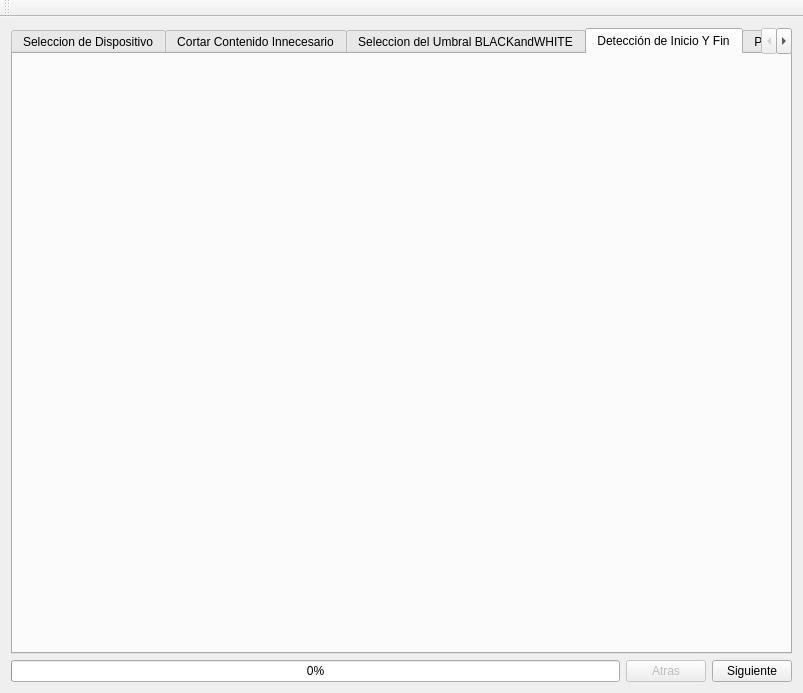
Before: the Qt Designer form ventanaprincipal.ui in dianjuar/ModuloVisionArtifiical_ACO, drawn with Qt 5.
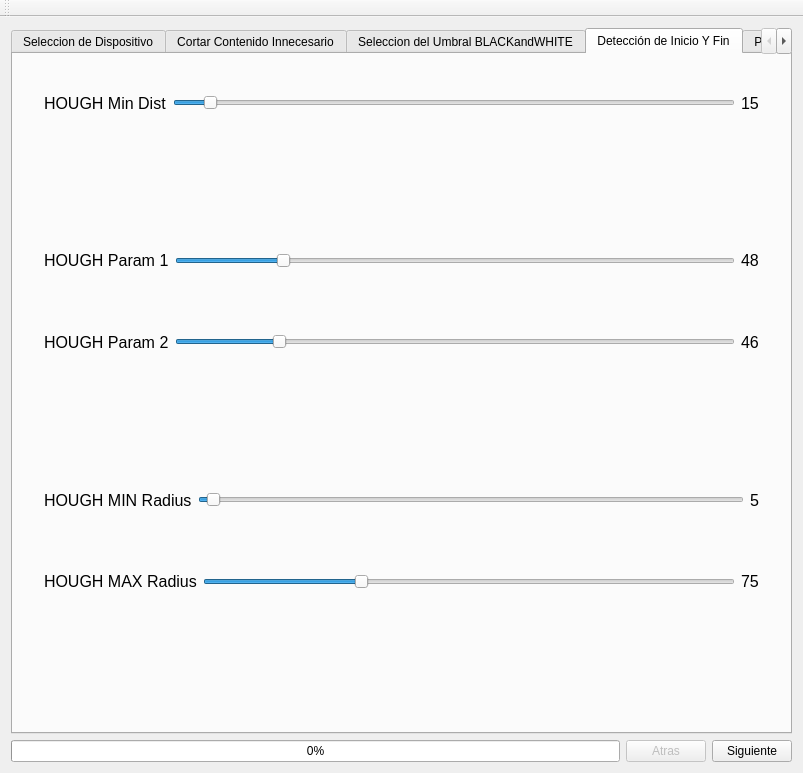
After: the same form once the commit is applied. The open tabs and pages were chosen to show the change. Icons and pictures are not drawn.

Commit message:
Se creo la parte gráfica de la fase 4 de la calibracion.
Modificó la barra de progreso a valores más asertados

```diff
--- a/ventanaprincipal.ui
+++ b/ventanaprincipal.ui
@@ -7,7 +7,7 @@
     <x>0</x>
     <y>0</y>
     <width>803</width>
-    <height>693</height>
+    <height>773</height>
    </rect>
   </property>
   <property name="windowTitle">
@@ -445,6 +445,453 @@
        <attribute name="title">
         <string>Detección de Inicio Y Fin</string>
        </attribute>
+       <layout class="QVBoxLayout" name="verticalLayout_5">
+        <item>
+         <layout class="QHBoxLayout" name="horizontalLayout_9">
+          <item>
+           <spacer name="verticalSpacer_8">
+            <property name="orientation">
+             <enum>Qt::Vertical</enum>
+            </property>
+            <property name="sizeHint" stdset="0">
+             <size>
+              <width>20</width>
+              <height>40</height>
+             </size>
+            </property>
+           </spacer>
+          </item>
+          <item>
+           <widget class="QLabel" name="label_8">
+            <property name="font">
+             <font>
+              <family>Ubuntu</family>
+              <pointsize>12</pointsize>
+             </font>
+            </property>
+            <property name="text">
+             <string>HOUGH Min Dist</string>
+            </property>
+           </widget>
+          </item>
+          <item>
+           <widget class="QSlider" name="slider_CannyU_3">
+            <property name="minimum">
+             <number>1</number>
+            </property>
+            <property name="maximum">
+             <number>255</number>
+            </property>
+            <property name="value">
+             <number>15</number>
+            </property>
+            <property name="orientation">
+             <enum>Qt::Horizontal</enum>
+            </property>
+           </widget>
+          </item>
+          <item>
+           <widget class="QLabel" name="label_9">
+            <property name="font">
+             <font>
+              <family>Ubuntu</family>
+              <pointsize>12</pointsize>
+             </font>
+            </property>
+            <property name="text">
+             <string>15</string>
+            </property>
+           </widget>
+          </item>
+          <item>
+           <spacer name="verticalSpacer_9">
+            <property name="orientation">
+             <enum>Qt::Vertical</enum>
+            </property>
+            <property name="sizeHint" stdset="0">
+             <size>
+              <width>20</width>
+              <height>40</height>
+             </size>
+            </property>
+           </spacer>
+          </item>
+         </layout>
+        </item>
+        <item>
+         <spacer name="verticalSpacer_18">
+          <property name="orientation">
+           <enum>Qt::Vertical</enum>
+          </property>
+          <property name="sizeHint" stdset="0">
+           <size>
+            <width>20</width>
+            <height>40</height>
+           </size>
+          </property>
+         </spacer>
+        </item>
+        <item>
+         <layout class="QHBoxLayout" name="horizontalLayout_10">
+          <item>
+           <spacer name="verticalSpacer_10">
+            <property name="orientation">
+             <enum>Qt::Vertical</enum>
+            </property>
+            <property name="sizeHint" stdset="0">
+             <size>
+              <width>20</width>
+              <height>40</height>
+             </size>
+            </property>
+           </spacer>
+          </item>
+          <item>
+           <widget class="QLabel" name="label_10">
+            <property name="font">
+             <font>
+              <family>Ubuntu</family>
+              <pointsize>12</pointsize>
+             </font>
+            </property>
+            <property name="text">
+             <string>HOUGH Param 1</string>
+            </property>
+           </widget>
+          </item>
+          <item>
+           <widget class="QSlider" name="slider_CannyU_4">
+            <property name="minimum">
+             <number>1</number>
+            </property>
+            <property name="maximum">
+             <number>255</number>
+            </property>
+            <property name="value">
+             <number>48</number>
+            </property>
+            <property name="orientation">
+             <enum>Qt::Horizontal</enum>
+            </property>
+           </widget>
+          </item>
+          <item>
+           <widget class="QLabel" name="label_11">
+            <property name="font">
+             <font>
+              <family>Ubuntu</family>
+              <pointsize>12</pointsize>
+             </font>
+            </property>
+            <property name="text">
+             <string>48</string>
+            </property>
+           </widget>
+          </item>
+          <item>
+           <spacer name="verticalSpacer_11">
+            <property name="orientation">
+             <enum>Qt::Vertical</enum>
+            </property>
+            <property name="sizeHint" stdset="0">
+             <size>
+              <width>20</width>
+              <height>40</height>
+             </size>
+            </property>
+           </spacer>
+          </item>
+         </layout>
+        </item>
+        <item>
+         <layout class="QHBoxLayout" name="horizontalLayout_11">
+          <item>
+           <spacer name="verticalSpacer_12">
+            <property name="orientation">
+             <enum>Qt::Vertical</enum>
+            </property>
+            <property name="sizeHint" stdset="0">
+             <size>
+              <width>20</width>
+              <height>40</height>
+             </size>
+            </property>
+           </spacer>
+          </item>
+          <item>
+           <widget class="QLabel" name="label_12">
+            <property name="font">
+             <font>
+              <family>Ubuntu</family>
+              <pointsize>12</pointsize>
+             </font>
+            </property>
+            <property name="text">
+             <string>HOUGH Param 2</string>
+            </property>
+           </widget>
+          </item>
+          <item>
+           <widget class="QSlider" name="slider_CannyU_5">
+            <property name="minimum">
+             <number>1</number>
+            </property>
+            <property name="maximum">
+             <number>255</number>
+            </property>
+            <property name="value">
+             <number>46</number>
+            </property>
+            <property name="orientation">
+             <enum>Qt::Horizontal</enum>
+            </property>
+           </widget>
+          </item>
+          <item>
+           <widget class="QLabel" name="label_13">
+            <property name="font">
+             <font>
+              <family>Ubuntu</family>
+              <pointsize>12</pointsize>
+             </font>
+            </property>
+            <property name="text">
+             <string>46</string>
+            </property>
+           </widget>
+          </item>
+          <item>
+           <spacer name="verticalSpacer_13">
+            <property name="orientation">
+             <enum>Qt::Vertical</enum>
+            </property>
+            <property name="sizeHint" stdset="0">
+             <size>
+              <width>20</width>
+              <height>40</height>
+             </size>
+            </property>
+           </spacer>
+          </item>
+         </layout>
+        </item>
+        <item>
+         <spacer name="verticalSpacer_19">
+          <property name="orientation">
+           <enum>Qt::Vertical</enum>
+          </property>
+          <property name="sizeHint" stdset="0">
+           <size>
+            <width>20</width>
+            <height>40</height>
+           </size>
+          </property>
+         </spacer>
+        </item>
+        <item>
+         <layout class="QHBoxLayout" name="horizontalLayout_12">
+          <item>
+           <spacer name="verticalSpacer_14">
+            <property name="orientation">
+             <enum>Qt::Vertical</enum>
+            </property>
+            <property name="sizeHint" stdset="0">
+             <size>
+              <width>20</width>
+              <height>40</height>
+             </size>
+            </property>
+           </spacer>
+          </item>
+          <item>
+           <widget class="QLabel" name="label_14">
+            <property name="font">
+             <font>
+              <family>Ubuntu</family>
+              <pointsize>12</pointsize>
+             </font>
+            </property>
+            <property name="text">
+             <string>HOUGH MIN Radius</string>
+            </property>
+           </widget>
+          </item>
+          <item>
+           <widget class="QSlider" name="slider_CannyU_6">
+            <property name="minimum">
+             <number>1</number>
+            </property>
+            <property name="maximum">
+             <number>255</number>
+            </property>
+            <property name="value">
+             <number>5</number>
+            </property>
+            <property name="orientation">
+             <enum>Qt::Horizontal</enum>
+            </property>
+           </widget>
+          </item>
+          <item>
+           <widget class="QLabel" name="label_15">
+            <property name="font">
+             <font>
+              <family>Ubuntu</family>
+              <pointsize>12</pointsize>
+             </font>
+            </property>
+            <property name="text">
+             <string>5</string>
+            </property>
+           </widget>
+          </item>
+          <item>
+           <spacer name="verticalSpacer_15">
+            <property name="orientation">
+             <enum>Qt::Vertical</enum>
+            </property>
+            <property name="sizeHint" stdset="0">
+             <size>
+              <width>20</width>
+              <height>40</height>
+             </size>
+            </property>
+           </spacer>
+          </item>
+         </layout>
+        </item>
+        <item>
+         <layout class="QHBoxLayout" name="horizontalLayout_13">
+          <item>
+           <spacer name="verticalSpacer_16">
+            <property name="orientation">
+             <enum>Qt::Vertical</enum>
+            </property>
+            <property name="sizeHint" stdset="0">
+             <size>
+              <width>20</width>
+              <height>40</height>
+             </size>
+            </property>
+           </spacer>
+          </item>
+          <item>
+           <widget class="QLabel" name="label_16">
+            <property name="font">
+             <font>
+              <family>Ubuntu</family>
+              <pointsize>12</pointsize>
+             </font>
+            </property>
+            <property name="text">
+             <string>HOUGH MAX Radius</string>
+            </property>
+           </widget>
+          </item>
+          <item>
+           <widget class="QSlider" name="slider_CannyU_7">
+            <property name="minimum">
+             <number>1</number>
+            </property>
+            <property name="maximum">
+             <number>255</number>
+            </property>
+            <property name="value">
+             <number>75</number>
+            </property>
+            <property name="orientation">
+             <enum>Qt::Horizontal</enum>
+            </property>
+           </widget>
+          </item>
+          <item>
+           <widget class="QLabel" name="label_17">
+            <property name="font">
+             <font>
+              <family>Ubuntu</family>
+              <pointsize>12</pointsize>
+             </font>
+            </property>
+            <property name="text">
+             <string>75</string>
+            </property>
+           </widget>
+          </item>
+          <item>
+           <spacer name="verticalSpacer_17">
+            <property name="orientation">
+             <enum>Qt::Vertical</enum>
+            </property>
+            <property name="sizeHint" stdset="0">
+             <size>
+              <width>20</width>
+              <height>40</height>
+             </size>
+            </property>
+           </spacer>
+          </item>
+         </layout>
+        </item>
+        <item>
+         <spacer name="verticalSpacer_20">
+          <property name="orientation">
+           <enum>Qt::Vertical</enum>
+          </property>
+          <property name="sizeHint" stdset="0">
+           <size>
+            <width>20</width>
+            <height>40</height>
+           </size>
+          </property>
+         </spacer>
+        </item>
+        <item>
+         <layout class="QHBoxLayout" name="horizontalLayout_14">
+          <item>
+           <spacer name="horizontalSpacer_7">
+            <property name="orientation">
+             <enum>Qt::Horizontal</enum>
+            </property>
+            <property name="sizeHint" stdset="0">
+             <size>
+              <width>40</width>
+              <height>20</height>
+             </size>
+            </property>
+           </spacer>
+          </item>
+          <item>
+           <widget class="QLabel" name="label_displayF2_2">
+            <property name="text">
+             <string/>
+            </property>
+            <property name="pixmap">
+             <pixmap>media/CamNOT_FOUND.png</pixmap>
+            </property>
+            <property name="scaledContents">
+             <bool>false</bool>
+            </property>
+            <property name="wordWrap">
+             <bool>false</bool>
+            </property>
+           </widget>
+          </item>
+          <item>
+           <spacer name="horizontalSpacer_8">
+            <property name="orientation">
+             <enum>Qt::Horizontal</enum>
+            </property>
+            <property name="sizeHint" stdset="0">
+             <size>
+              <width>40</width>
+              <height>20</height>
+             </size>
+            </property>
+           </spacer>
+          </item>
+         </layout>
+        </item>
+       </layout>
       </widget>
       <widget class="QWidget" name="tab_5">
        <attribute name="title">
```
Left out of the diff: 90 changed lines with no effect on the pictures. The commit also changes 2 other files.
